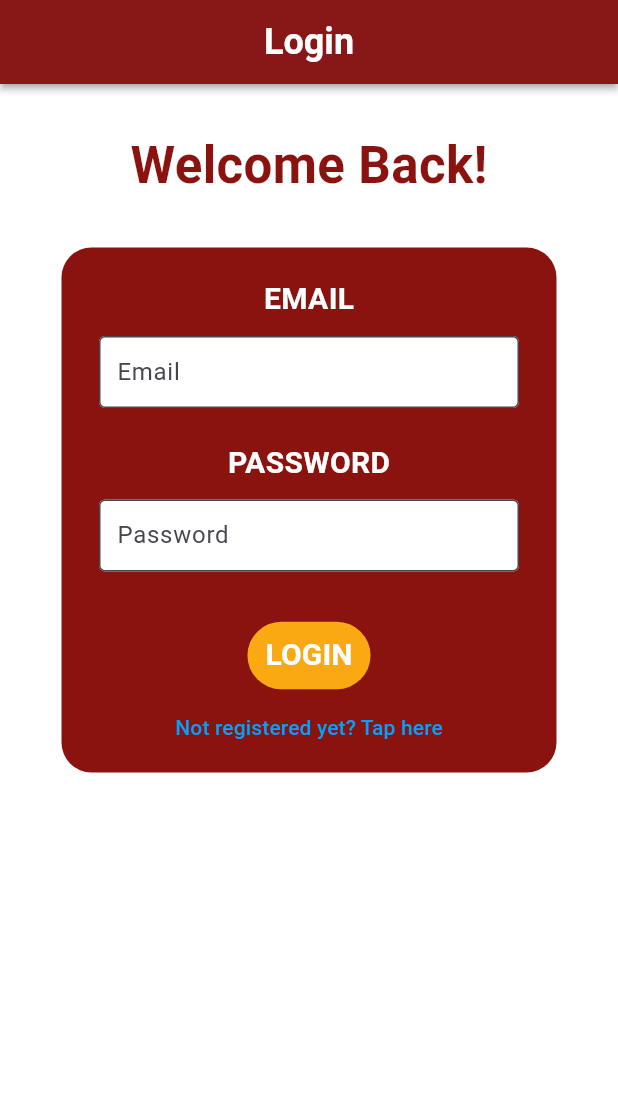
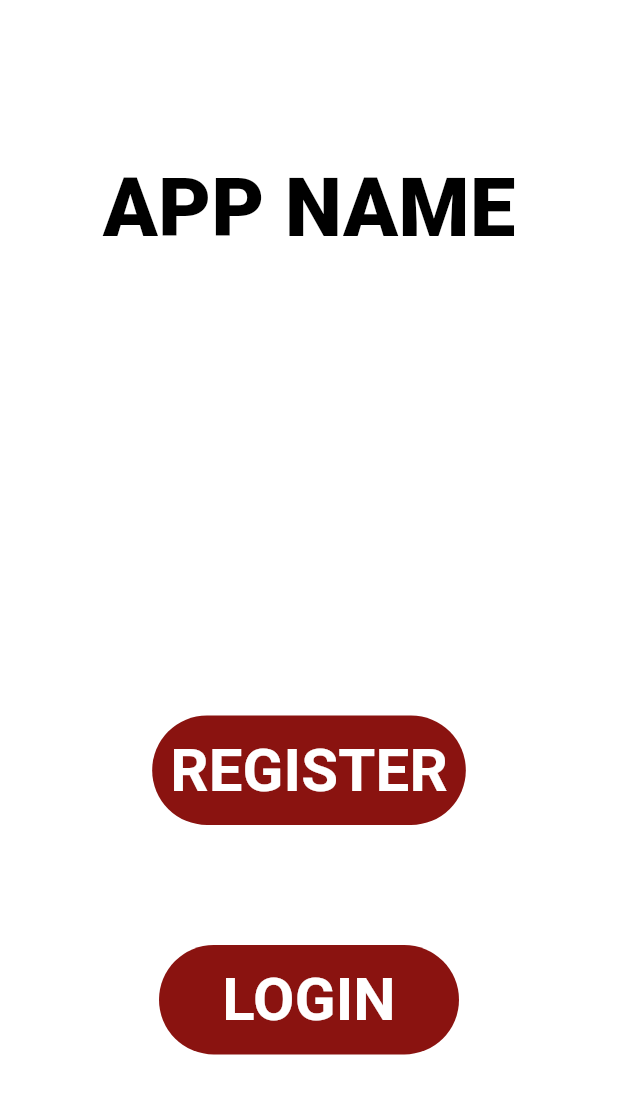
Before and after one commit to Shubhikad/flutter_application_test_3, a Flutter app: the screen it shows after launch, on a phone screen of 412 x 824 dp. Shown: the top 1094 px of the screen. Run offline on Flutter 3.47's test engine with Material 3 defaults, Android fonts, the phone set to English and light mode, and no system bars; our stand-ins replace firebase_auth, firebase_core; accounts and stored records are empty.

Commit message:
commit 6

```diff
--- a/lib/main.dart
+++ b/lib/main.dart
@@ -3,6 +3,7 @@
 import 'package:flutter/material.dart';
 import 'package:flutter_application_test_3/firebase_options.dart';
 import 'package:flutter_application_test_3/views/login_view.dart';
+import 'package:flutter_application_test_3/views/pre_view.dart';
 import 'package:flutter_application_test_3/views/register_view.dart';
 
 void main() {
@@ -13,7 +14,7 @@
         colorScheme: ColorScheme.fromSeed(seedColor: Colors.deepPurple),
         useMaterial3: true,
       ),
-      home: const LoginView(),
+      home: const PreView(),
       routes: {
         '/Login': (context) => const LoginView(),
         '/Register': (context) => const RegisterView(),
@@ -55,9 +56,9 @@
   @override
   Widget build(BuildContext context) {
     return Scaffold(
-      appBar: AppBar(
-        title: const Text('Home'),
-      ),
+      // appBar: AppBar(
+      //   title: const Text('Home'),
+      // ),
       body: FutureBuilder(
           future: Firebase.initializeApp(
             options: DefaultFirebaseOptions.currentPlatform,
@@ -68,7 +69,7 @@
                 final user = FirebaseAuth.instance.currentUser;
                 final emailVerified = user?.emailVerified ?? false;
                 if (emailVerified) {
-                  return LoginView();
+                  return const LoginView();
                 } else {
                   return const VerifyEmailView();
                 }
--- a/lib/views/login_view.dart
+++ b/lib/views/login_view.dart
@@ -162,6 +162,7 @@
                             ),
                             TextButton(
                               onPressed: () {
+
                                 Navigator.pushNamed(context, '/Register');
                               },
                               child: const Text(
--- /dev/null
+++ b/lib/views/pre_view.dart
@@ -0,0 +1,68 @@
+import 'package:firebase_auth/firebase_auth.dart';
+import 'package:firebase_core/firebase_core.dart';
+import 'package:flutter/material.dart';
+import 'package:flutter_application_test_3/firebase_options.dart';
+import 'package:flutter_application_test_3/views/register_view.dart';
+
+class PreView extends StatelessWidget {
+  const PreView({super.key});
+
+  @override
+  Widget build(BuildContext context) {
+    return Scaffold(
+        backgroundColor: Colors.white,
+        body: Center(
+          child: Column(
+            children: [
+              const SizedBox(height: 100),
+              const Text(
+                'APP NAME',
+                style: TextStyle(
+                    fontWeight: FontWeight.w900,
+                    fontSize: 54,
+                    color: Color.fromRGBO(0, 0, 0, 1)),
+              ),
+              const SizedBox(height: 300),
+              TextButton(
+                onPressed: () {
+                  Navigator.pushNamed(context, '/Register');
+                },
+                style: const ButtonStyle(
+                  minimumSize: WidgetStatePropertyAll(Size(200, 20)),
+                    backgroundColor: MaterialStatePropertyAll<Color>(
+                        Color.fromRGBO(138, 19, 16, 1))),
+                child: const Text(
+                  "REGISTER",
+                  style: TextStyle(
+                      fontWeight: FontWeight.bold,
+                      fontSize: 40,
+                      color: Colors.white),
+                  textAlign: TextAlign.left,
+                ),
+              ),
+              const SizedBox(height: 80),
+              TextButton(
+                onPressed: () {
+                  Navigator.pushNamed(context, '/Login');
+                },
+                style: const ButtonStyle(
+                  minimumSize: WidgetStatePropertyAll(Size(200, 20)),
+
+                  backgroundColor: MaterialStatePropertyAll<Color>(
+                    Color.fromRGBO(138, 19, 16, 1),
+                  ),
+                ),
+                child: const Text(
+                  "LOGIN",
+                  style: TextStyle(
+                      fontWeight: FontWeight.bold,
+                      fontSize: 40,
+                      color: Colors.white),
+                  textAlign: TextAlign.left,
+                ),
+              )
+            ],
+          ),
+        ));
+  }
+}
```
